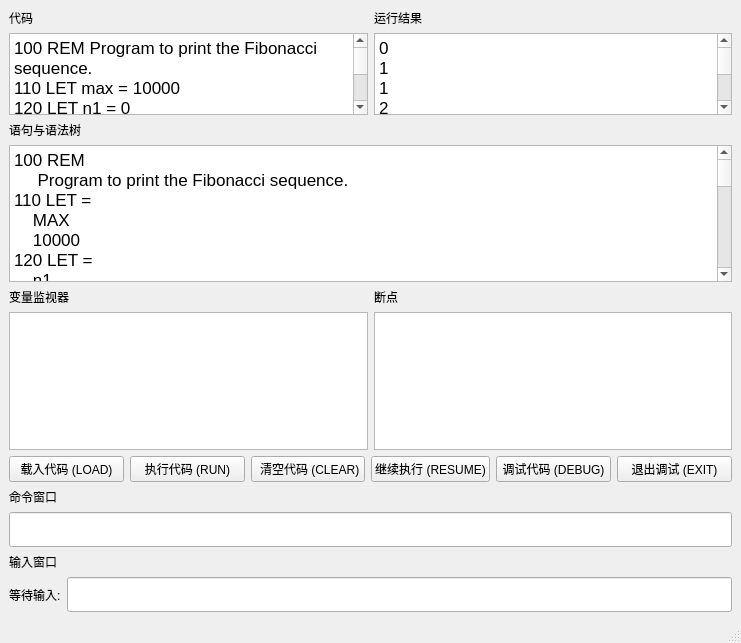
First picture: the form in mainwindow.ui, repository Ayanami1314/qbasic, before the edit.
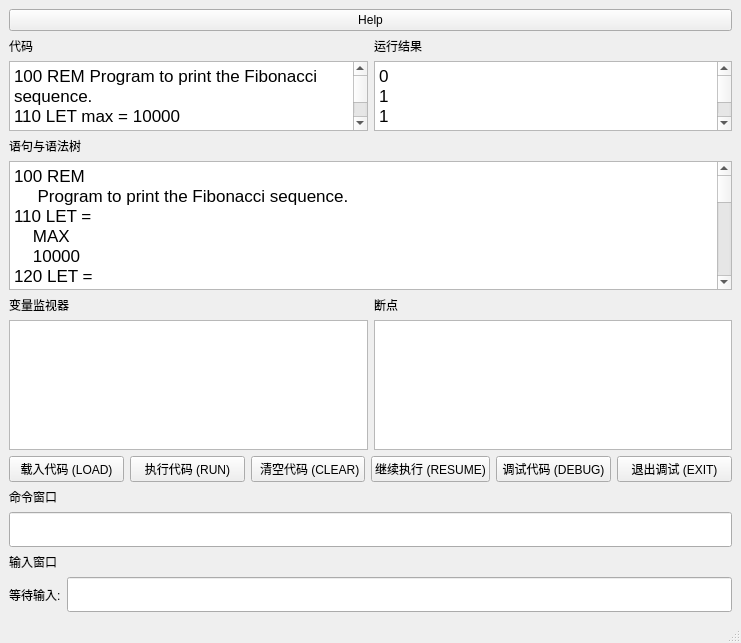
Second picture: the form after the edit.

Commit message: feat(ui, error): 1. add help, quit and edit cmd support 2. better err handling

What changed in the file:
```diff
--- a/mainwindow.ui
+++ b/mainwindow.ui
@@ -29,6 +29,13 @@
    <layout class="QHBoxLayout" name="horizontalLayout_3">
     <item>
      <layout class="QVBoxLayout" name="verticalLayout">
+      <item>
+       <widget class="QPushButton" name="btnHelp">
+        <property name="text">
+         <string>Help</string>
+        </property>
+       </widget>
+      </item>
       <item>
        <layout class="QHBoxLayout" name="horizontalLayout">
         <item>
```
Left out of the diff: 1 changed line with no effect on the pictures. The commit also changes 10 other files.
